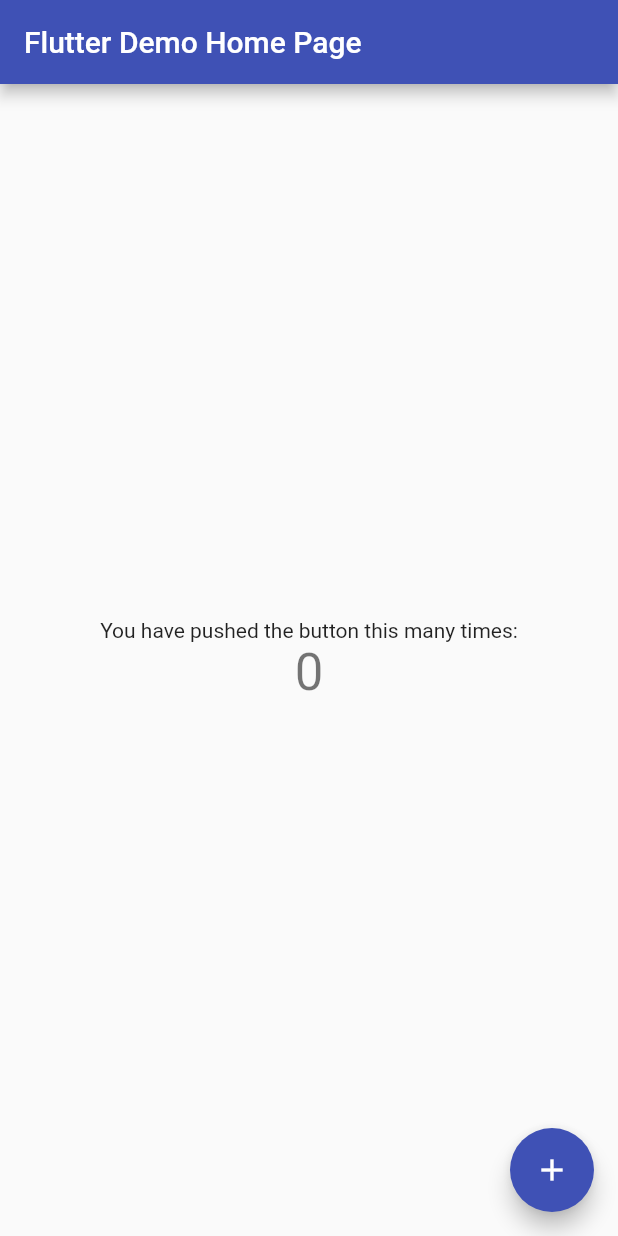
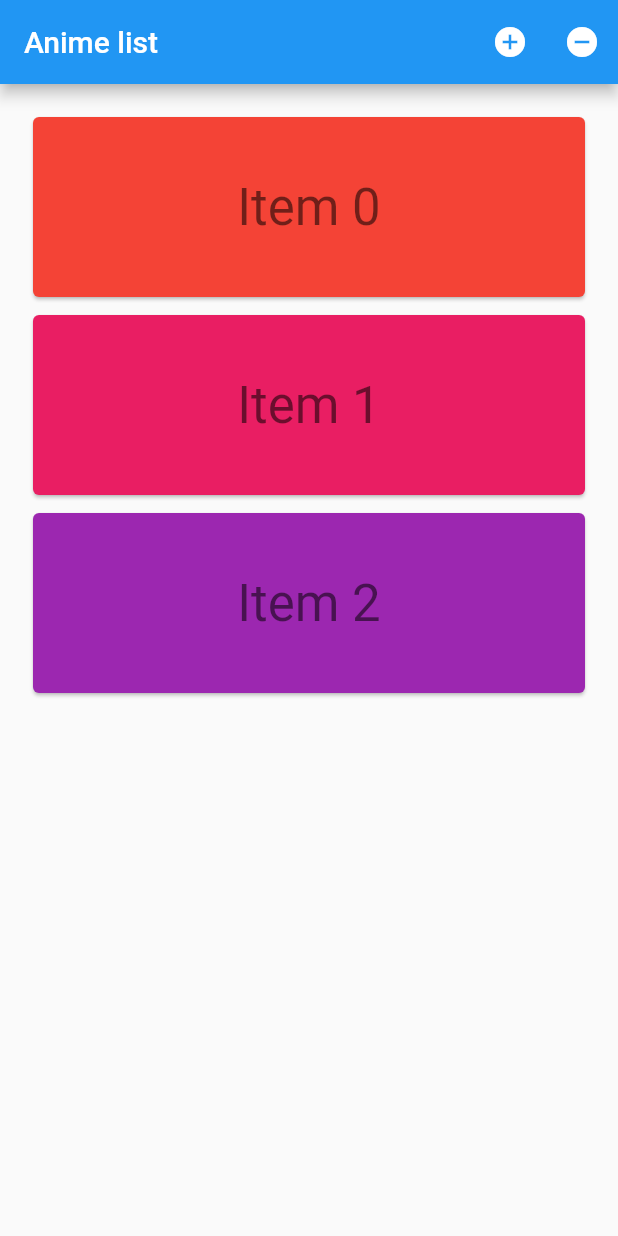
Before and after one commit to yeradis/animetracking_flutter, a Flutter app: the screen it shows after launch, on a phone screen of 412 x 824 dp. Run offline on Flutter 3.47's test engine with Material 2 defaults, Android fonts, the phone set to English and light mode, and no system bars.

Commit message:
WIP Add data repository, with a configurable flag for loading data from the endpoint or mock data

```diff
--- a/anime_tracking/lib/app.dart
+++ b/anime_tracking/lib/app.dart
@@ -6,11 +6,11 @@ class AnimeTrackingApp extends StatelessWidget {
   @override
   Widget build(BuildContext context) {
     return new MaterialApp(
-      title: 'Flutter Demo',
+      title: 'Anime List',
       theme: new ThemeData(
         primarySwatch: Colors.indigo,
       ),
-      home: new AnimeListPage(title: 'Flutter Demo Home Page'),
+      home: new AnimeList(),
     );
   }
 }
--- a/anime_tracking/lib/data/anime_data_impl.dart
+++ b/anime_tracking/lib/data/anime_data_impl.dart
@@ -5,7 +5,7 @@ import 'package:http/http.dart' as http;
 import 'anime_data.dart';
 import 'anime_data_repository.dart';
 
-class RandomUserRepository implements AnimeRepository {
+class AnimeListRepository implements AnimeRepository {
 
   static const _kAnimeEndpointUrl = 'http://yeradis.com/animelist.json';
   final JsonDecoder _decoder = new JsonDecoder();
--- /dev/null
+++ b/anime_tracking/lib/data/anime_data_injection.dart
@@ -0,0 +1,31 @@
+import '../data/anime_data_repository.dart';
+import '../data/anime_data_impl.dart';
+import '../data/anime_data_mock.dart';
+
+enum Origin {
+  MOCK,
+  PROD
+}
+
+class AnimeListInjector {
+  static final AnimeListInjector _singleton = new AnimeListInjector._internal();
+  static Origin _origin;
+
+  static void configure(Origin origin) {
+    _origin = origin;
+  }
+
+  factory AnimeListInjector() {
+    return _singleton;
+  }
+
+  AnimeListInjector._internal();
+
+  AnimeRepository get animeRepository {
+    switch(_origin) {
+      case Origin.MOCK: return new MockAnimeListRepository();
+      default:
+        return new AnimeListRepository();
+    }
+  }
+}
--- a/anime_tracking/lib/data/anime_data_mock.dart
+++ b/anime_tracking/lib/data/anime_data_mock.dart
@@ -3,7 +3,7 @@ import 'dart:async';
 import 'anime_data.dart';
 import 'anime_data_repository.dart';
 
-class MockAnimeRepository implements AnimeRepository{
+class MockAnimeListRepository implements AnimeRepository{
 
   Future<List<Anime>> fetch(){
     return new Future.value(kAnimeList);
@@ -16,7 +16,7 @@ const kAnimeList = const <Anime>[
       id: '8699',
       name : '009 Re:Cyborg',
       type: 'Movie',
-      plot: 'Nine regular humans from different parts of the world are abducted and transformed into cyborgs with astounding powers for the purpose of being used as weapons. The nine cyborgs rebel and start to fight against their creators in the name of justice and world peace. Decades later, the nine cyborgs seem to be untouched by time, but they live in a world where "justice" has as many nuances as the number of people living on the planet. So what is their place in the world now?',
+      plot: 'Nine regular humans from different parts....',
       cover: 'https://img7.anidb.net/pics/anime/126644.jpg',
       tags: 'action, angel, cyborg, gunfights, human enhancement, manga, science fiction, shounen, super power, tragedy',
       rating: '4.69'
@@ -25,7 +25,7 @@ const kAnimeList = const <Anime>[
       id: '10847',
       name : 'Baby Steps (2015)',
       type: 'Serie',
-      plot: 'Maruo Eiichirou has begun his training in America and quickly realizes that he has still a long way to go. Facing his comrades in the daily matches helps him to realize his own weaknesses and his time overseas proves to be extremely valuable for his development, both as a tennis player and as a person.',
+      plot: 'Maruo Eiichirou has begun his training...',
       cover: 'https://img7.anidb.net/pics/anime/167753.jpg',
       tags: 'manga, shounen, sports, tennis',
       rating: '7.68'
@@ -34,7 +34,7 @@ const kAnimeList = const <Anime>[
       id: '12414',
       name : 'Berserk (Season 2)',
       type: 'Serie',
-      plot: 'Spurred by the flame raging in his heart, the Black Swordsman Guts continues his seemingly endless quest for revenge. Standing in his path are heinous outlaws, delusional evil spirits, and a devout child of god. Even as it chips away at his life, Guts continues to fight his enemies, who wield repulsive and inhumane power, with nary but his body and sword - his strength as a human.',
+      plot: 'Spurred by the flame raging in his heart',
       cover: 'https://img7.anidb.net/pics/anime/198902.jpg',
       tags: 'dark fantasy, elf, fantasy, manga, seinen, tragedy, violence',
       rating: '5.65'
--- a/anime_tracking/lib/main.dart
+++ b/anime_tracking/lib/main.dart
@@ -1,6 +1,8 @@
 import 'package:flutter/material.dart';
 import 'app.dart';
+import 'data/anime_data_injection.dart';
 
 void main() {
+  AnimeListInjector.configure(Origin.MOCK);
   runApp(new AnimeTrackingApp());
 }
--- /dev/null
+++ b/anime_tracking/lib/scenes/anime/anime_item.dart
@@ -0,0 +1,51 @@
+import 'package:flutter/foundation.dart';
+import 'package:flutter/material.dart';
+
+/// Displays its integer item as 'item N' on a Card whose color is based on
+/// the item's value. The text is displayed in bright green if selected is true.
+/// This widget's height is based on the animation parameter, it varies
+/// from 0 to 128 as the animation varies from 0.0 to 1.0.
+class CardItem extends StatelessWidget {
+  const CardItem({
+    Key key,
+    @required this.animation,
+    this.onTap,
+    @required this.item,
+    this.selected: false
+  }) : assert(animation != null),
+        assert(item != null && item >= 0),
+        assert(selected != null),
+        super(key: key);
+
+  final Animation<double> animation;
+  final VoidCallback onTap;
+  final int item;
+  final bool selected;
+
+  @override
+  Widget build(BuildContext context) {
+    TextStyle textStyle = Theme.of(context).textTheme.display1;
+    if (selected)
+      textStyle = textStyle.copyWith(color: Colors.lightGreenAccent[400]);
+    return new Padding(
+      padding: const EdgeInsets.all(2.0),
+      child: new SizeTransition(
+        axis: Axis.vertical,
+        sizeFactor: animation,
+        child: new GestureDetector(
+          behavior: HitTestBehavior.opaque,
+          onTap: onTap,
+          child: new SizedBox(
+            height: 128.0,
+            child: new Card(
+              color: Colors.primaries[item % Colors.primaries.length],
+              child: new Center(
+                child: new Text('Item $item', style: textStyle),
+              ),
+            ),
+          ),
+        ),
+      ),
+    );
+  }
+}
--- a/anime_tracking/lib/scenes/anime/anime_list.dart
+++ b/anime_tracking/lib/scenes/anime/anime_list.dart
@@ -1,20 +1,172 @@
+import 'package:flutter/foundation.dart';
 import 'package:flutter/material.dart';
-import 'anime_list_state.dart';
 
-class AnimeListPage extends StatefulWidget {
-  AnimeListPage({Key key, this.title}) : super(key: key);
+import '../../data/anime_data.dart';
+import 'anime_list_presenter.dart';
+import 'anime_item.dart';
 
-  // This widget is the home page of your application. It is stateful, meaning
-  // that it has a State object (defined below) that contains fields that affect
-  // how it looks.
+class AnimeList extends StatefulWidget {
+  @override
+  _AnimeListState createState() => new _AnimeListState();
+}
 
-  // This class is the configuration for the state. It holds the values (in this
-  // case the title) provided by the parent (in this case the App widget) and
-  // used by the build method of the State. Fields in a Widget subclass are
-  // always marked "final".
+class _AnimeListState extends State<AnimeList> implements AnimeListViewContract{
+  final GlobalKey<AnimatedListState> _listKey = new GlobalKey<AnimatedListState>();
+  ListModel<int> _list;
+  int _selectedItem;
+  int _nextItem; // The next item inserted when the user presses the '+' button.
 
-  final String title;
+  AnimeListPresenter _presenter;
+  List<Anime> _animeList;
+  bool _IsSearching;
+
+  _AnimeListState() {
+    _presenter = new AnimeListPresenter(this);
+  }
 
   @override
-  AnimeListPageState createState() => new AnimeListPageState();
+  void initState() {
+    super.initState();
+    _list = new ListModel<int>(
+      listKey: _listKey,
+      initialItems: <int>[0, 1, 2],
+      removedItemBuilder: _buildRemovedItem,
+    );
+    _nextItem = 3;
+
+    _IsSearching = true;
+    _presenter.loadAnimeList();
+  }
+
+  @override
+  void onLoadAnimeListComplete(List<Anime> items) {
+    setState(() {
+      _animeList = items;
+      _IsSearching = false;
+    });
+  }
+
+  @override
+  void onLoadAnimeListError() {
+    print("errrroooorrr loadinnnnggggggg anime list");
+  }
+
+  // Used to build list items that haven't been removed.
+  Widget _buildItem(BuildContext context, int index, Animation<double> animation) {
+    return new CardItem(
+      animation: animation,
+      item: _list[index],
+      selected: _selectedItem == _list[index],
+      onTap: () {
+        setState(() {
+          _selectedItem = _selectedItem == _list[index] ? null : _list[index];
+        });
+      },
+    );
+  }
+
+  // Used to build an item after it has been removed from the list. This method is
+  // needed because a removed item remains  visible until its animation has
+  // completed (even though it's gone as far this ListModel is concerned).
+  // The widget will be used by the [AnimatedListState.removeItem] method's
+  // [AnimatedListRemovedItemBuilder] parameter.
+  Widget _buildRemovedItem(int item, BuildContext context, Animation<double> animation) {
+    return new CardItem(
+      animation: animation,
+      item: item,
+      selected: false,
+      // No gesture detector here: we don't want removed items to be interactive.
+    );
+  }
+
+  // Insert the "next item" into the list model.
+  void _insert() {
+    final int index = _selectedItem == null ? _list.length : _list.indexOf(_selectedItem);
+    _list.insert(index, _nextItem++);
+  }
+
+  // Remove the selected item from the list model.
+  void _remove() {
+    if (_selectedItem != null) {
+      _list.removeAt(_list.indexOf(_selectedItem));
+      setState(() {
+        _selectedItem = null;
+      });
+    }
+  }
+
+  @override
+  Widget build(BuildContext context) {
+    return new MaterialApp(
+      home: new Scaffold(
+        appBar: new AppBar(
+          title: const Text('Anime list'),
+          actions: <Widget>[
+            new IconButton(
+              icon: const Icon(Icons.add_circle),
+              onPressed: _insert,
+              tooltip: 'insert a new item',
+            ),
+            new IconButton(
+              icon: const Icon(Icons.remove_circle),
+              onPressed: _remove,
+              tooltip: 'remove the selected item',
+            ),
+          ],
+        ),
+        body: new Padding(
+          padding: const EdgeInsets.all(16.0),
+          child: new AnimatedList(
+            key: _listKey,
+            initialItemCount: _list.length,
+            itemBuilder: _buildItem,
+          ),
+        ),
+      ),
+    );
+  }
 }
+
+/// Keeps a Dart List in sync with an AnimatedList.
+///
+/// The [insert] and [removeAt] methods apply to both the internal list and the
+/// animated list that belongs to [listKey].
+///
+/// This class only exposes as much of the Dart List API as is needed by the
+/// sample app. More list methods are easily added, however methods that mutate the
+/// list must make the same changes to the animated list in terms of
+/// [AnimatedListState.insertItem] and [AnimatedList.removeItem].
+class ListModel<E> {
+  ListModel({
+    @required this.listKey,
+    @required this.removedItemBuilder,
+    Iterable<E> initialItems,
+  }) : assert(listKey != null),
+        assert(removedItemBuilder != null),
+        _items = new List<E>.from(initialItems ?? <E>[]);
+
+  final GlobalKey<AnimatedListState> listKey;
+  final dynamic removedItemBuilder;
+  final List<E> _items;
+
+  AnimatedListState get _animatedList => listKey.currentState;
+
+  void insert(int index, E item) {
+    _items.insert(index, item);
+    _animatedList.insertItem(index);
+  }
+
+  E removeAt(int index) {
+    final E removedItem = _items.removeAt(index);
+    if (removedItem != null) {
+      _animatedList.removeItem(index, (BuildContext context, Animation<double> animation) {
+        return removedItemBuilder(removedItem, context, animation);
+      });
+    }
+    return removedItem;
+  }
+
+  int get length => _items.length;
+  E operator [](int index) => _items[index];
+  int indexOf(E item) => _items.indexOf(item);
+}
--- /dev/null
+++ b/anime_tracking/lib/scenes/anime/anime_list_presenter.dart
@@ -0,0 +1,29 @@
+import '../../data/anime_data.dart';
+import '../../data/anime_data_repository.dart';
+import '../../data/anime_data_injection.dart';
+
+abstract class AnimeListViewContract {
+  void onLoadAnimeListComplete(List<Anime> items);
+  void onLoadAnimeListError();
+}
+
+class AnimeListPresenter {
+  AnimeListViewContract _view;
+  AnimeRepository _repository;
+
+  AnimeListPresenter(this._view){
+    _repository = new AnimeListInjector().animeRepository;
+  }
+
+  void loadAnimeList(){
+    assert(_view != null);
+    print("loadinnnnggggggg anime list");
+    _repository.fetch()
+        .then((animeList) => _view.onLoadAnimeListComplete(animeList))
+        .catchError((onError) {
+      print(onError);
+      _view.onLoadAnimeListError();
+    });
+  }
+
+}
--- a/anime_tracking/lib/scenes/anime/anime_list_state.dart
+++ /dev/null
@@ -1,68 +0,0 @@
-import 'package:flutter/material.dart';
-import 'anime_list.dart';
-
-class AnimeListPageState extends State<AnimeListPage> {
-  int _counter = 0;
-
-  void _incrementCounter() {
-    setState(() {
-      // This call to setState tells the Flutter framework that something has
-      // changed in this State, which causes it to rerun the build method below
-      // so that the display can reflect the updated values. If we changed
-      // _counter without calling setState(), then the build method would not be
-      // called again, and so nothing would appear to happen.
-      _counter++;
-    });
-  }
-
-  @override
-  Widget build(BuildContext context) {
-    // This method is rerun every time setState is called, for instance as done
-    // by the _incrementCounter method above.
-    //
-    // The Flutter framework has been optimized to make rerunning build methods
-    // fast, so that you can just rebuild anything that needs updating rather
-    // than having to individually change instances of widgets.
-    return new Scaffold(
-      appBar: new AppBar(
-        // Here we take the value from the MyHomePage object that was created by
-        // the App.build method, and use it to set our appbar title.
-        title: new Text(widget.title),
-      ),
-      body: new Center(
-        // Center is a layout widget. It takes a single child and positions it
-        // in the middle of the parent.
-        child: new Column(
-          // Column is also layout widget. It takes a list of children and
-          // arranges them vertically. By default, it sizes itself to fit its
-          // children horizontally, and tries to be as tall as its parent.
-          //
-          // Invoke "debug paint" (press "p" in the console where you ran
-          // "flutter run", or select "Toggle Debug Paint" from the Flutter tool
-          // window in IntelliJ) to see the wireframe for each widget.
-          //
-          // Column has various properties to control how it sizes itself and
-          // how it positions its children. Here we use mainAxisAlignment to
-          // center the children vertically; the main axis here is the vertical
-          // axis because Columns are vertical (the cross axis would be
-          // horizontal).
-          mainAxisAlignment: MainAxisAlignment.center,
-          children: <Widget>[
-            new Text(
-              'You have pushed the button this many times:',
-            ),
-            new Text(
-              '${_counter}',
-              style: Theme.of(context).textTheme.display1,
-            ),
-          ],
-        ),
-      ),
-      floatingActionButton: new FloatingActionButton(
-        onPressed: _incrementCounter,
-        tooltip: 'Increment',
-        child: new Icon(Icons.add),
-      ), // This trailing comma makes auto-formatting nicer for build methods.
-    );
-  }
-}
```
